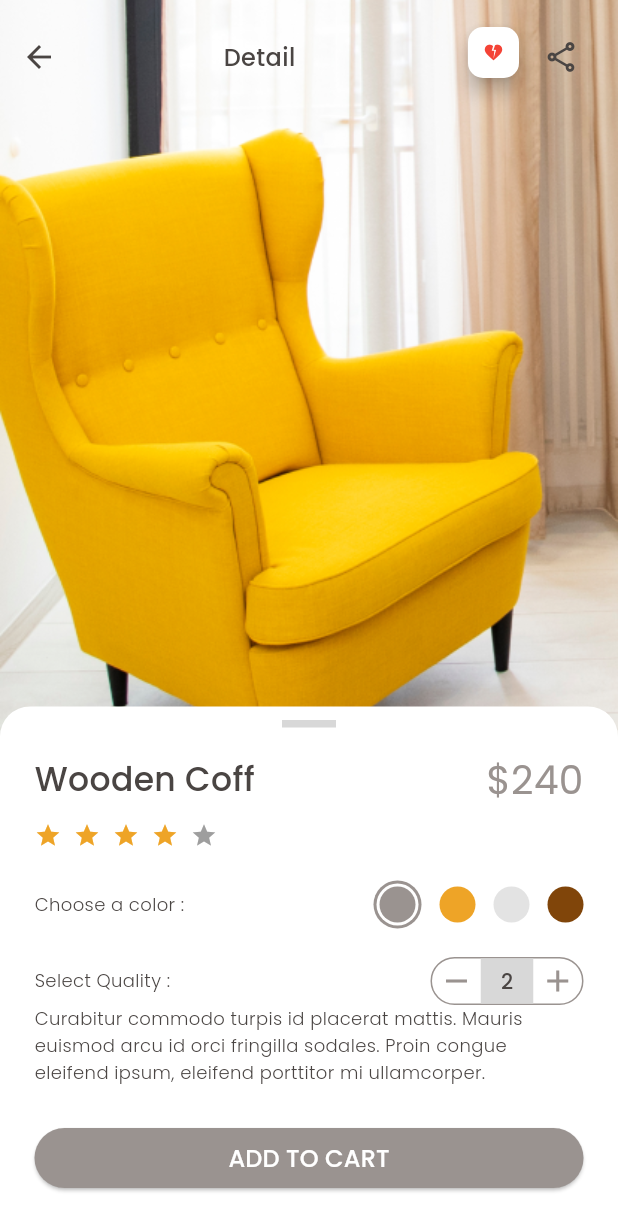
After one commit to andrisilaban/flutter_intensif_club_fugi, a Flutter app: the screen it shows after launch, after a tap on "Stylish Chair", on a phone screen of 412 x 824 dp. The commit adds this screen. Shown: the top 1231 px of the screen. Run offline on Flutter 3.47's test engine with Material 2 defaults, Android fonts, the light colour scheme and no system bars.

Commit message:
Add Product Detail Page

```diff
--- a/lib/constant/constants.dart
+++ b/lib/constant/constants.dart
@@ -68,6 +68,13 @@ TextStyle poppins12 = TextStyle(
   fontWeight: FontWeight.w500,
   color: tc,
 );
+TextStyle poppins12w300 = TextStyle(
+  height: 1.5,
+  fontSize: 12.0,
+  fontFamily: 'Poppins',
+  fontWeight: FontWeight.w300,
+  color: tc,
+);
 TextStyle poppins12Rate = TextStyle(
   height: 1.5,
   fontSize: 12.0,
@@ -96,6 +103,13 @@ TextStyle poppins16 = TextStyle(
   fontWeight: FontWeight.w500,
   color: tc,
 );
+TextStyle poppins16White = TextStyle(
+  height: 1.5,
+  fontSize: 16.0,
+  fontFamily: 'Poppins',
+  fontWeight: FontWeight.w500,
+  color: wc,
+);
 TextStyle poppins16w600 = TextStyle(
   height: 1.5,
   fontSize: 16.0,
@@ -121,7 +135,7 @@ TextStyle poppins20Price = TextStyle(
   height: 1.5,
   fontSize: 20.0,
   fontFamily: 'Poppins',
-  fontWeight: FontWeight.w500,
+  fontWeight: FontWeight.w400,
   color: tcp,
 );
 TextStyle poppins22 = TextStyle(
@@ -145,6 +159,13 @@ TextStyle poppins26 = TextStyle(
   fontWeight: FontWeight.w500,
   color: tc,
 );
+TextStyle poppins26w400 = TextStyle(
+  height: 1.5,
+  fontSize: 26.0,
+  fontFamily: 'Poppins',
+  fontWeight: FontWeight.w400,
+  color: tcp,
+);
 TextStyle poppins28 = TextStyle(
   height: 1.5,
   fontSize: 28.0,
--- a/lib/constant/light_theme.dart
+++ b/lib/constant/light_theme.dart
@@ -68,16 +68,8 @@ ThemeData lightTheme = ThemeData(
   elevatedButtonTheme: ElevatedButtonThemeData(
     style: ElevatedButton.styleFrom(
       shape: RoundedRectangleBorder(borderRadius: BorderRadius.circular(20)),
-      backgroundColor: accentColor,
+      backgroundColor: tcp,
     ),
-    // style: ButtonStyle(
-    //   padding: MaterialStateProperty.all<EdgeInsetsGeometry>(
-    //     const EdgeInsets.symmetric(horizontal: 20, vertical: 10),
-    //   ),
-    //   shape: MaterialStatePropertyAll(
-    //       RoundedRectangleBorder(borderRadius: BorderRadius.circular(10))),
-    //   backgroundColor: MaterialStatePropertyAll(accentColor),
-    // ),
   ),
   inputDecorationTheme: InputDecorationTheme(
     fillColor: cc,
--- a/lib/data/product_detail.dart
+++ b/lib/data/product_detail_data.dart
@@ -1,11 +1,11 @@
-class ProductDetail {
+class ProductDetailData {
   final String urlImage;
   final String name;
   final int price;
   final double ratting;
   final String desc;
 
-  ProductDetail(
+  ProductDetailData(
       {required this.urlImage,
       required this.name,
       required this.price,
@@ -13,8 +13,8 @@ class ProductDetail {
       required this.desc});
 }
 
-final List<ProductDetail> listProducDetail = [
-  ProductDetail(
+final List<ProductDetailData> listProducDetailData = [
+  ProductDetailData(
       urlImage: 'assets/images/chair.png',
       name: 'Stylish Chair',
       price: 170,
@@ -22,7 +22,7 @@ final List<ProductDetail> listProducDetail = [
       desc: 'Curabitur commodo turpis id placerat mattis. Mauris '
           'euismod arcu id orci fringilla sodales. Proin congue '
           'eleifend ipsum, eleifend porttitor mi ullamcorper.'),
-  ProductDetail(
+  ProductDetailData(
       urlImage: 'assets/images/chair2.png',
       name: 'Modern Table',
       price: 75,
@@ -30,7 +30,7 @@ final List<ProductDetail> listProducDetail = [
       desc: 'Curabitur commodo turpis id placerat mattis. Mauris '
           'euismod arcu id orci fringilla sodales. Proin congue '
           'eleifend ipsum, eleifend porttitor mi ullamcorper.'),
-  ProductDetail(
+  ProductDetailData(
       urlImage: 'assets/images/chair3.png',
       name: 'Wooden Console',
       price: 240,
@@ -38,7 +38,7 @@ final List<ProductDetail> listProducDetail = [
       desc: 'Curabitur commodo turpis id placerat mattis. Mauris '
           'euismod arcu id orci fringilla sodales. Proin congue '
           'eleifend ipsum, eleifend porttitor mi ullamcorper.'),
-  ProductDetail(
+  ProductDetailData(
       urlImage: 'assets/images/chair4.png',
       name: 'Brown Armchair',
       price: 210,
--- /dev/null
+++ b/lib/view/gesture.dart
@@ -0,0 +1,42 @@
+import 'package:flutter/material.dart';
+
+class Gesture extends StatefulWidget {
+  const Gesture({super.key});
+
+  @override
+  State<Gesture> createState() => _GestureState();
+}
+
+class _GestureState extends State<Gesture> {
+  @override
+  Widget build(BuildContext context) {
+    return Scaffold(
+      body: Padding(
+        padding: const EdgeInsets.all(10.0),
+        child: Column(children: [
+          Row(
+            children: [
+              Container(
+                decoration: BoxDecoration(
+                    color: Colors.grey,
+                    borderRadius: BorderRadius.circular(20)),
+                child: const Padding(
+                    padding: EdgeInsets.all(10.0), child: Text('ALL')),
+              ),
+              const Text('Living Room'),
+              const SizedBox(width: 5),
+              const Text('BedRoom'),
+              const SizedBox(width: 5),
+              const Text('Dining Room'),
+              const SizedBox(width: 5),
+              const Text('Kitcehh'),
+            ],
+          ),
+          GestureDetector(
+            child: const Text(''),
+          )
+        ]),
+      ),
+    );
+  }
+}
--- a/lib/view/home.dart
+++ b/lib/view/home.dart
@@ -2,7 +2,8 @@ import 'package:flutter/material.dart';
 import 'package:flutter_intensif_club_fugi/constant/constants.dart';
 import 'package:flutter_intensif_club_fugi/data/product_category.dart';
 
-import '../data/product_detail.dart';
+import '../data/product_detail_data.dart';
+import 'product_detail.dart';
 
 class Home extends StatefulWidget {
   const Home({super.key});
@@ -84,10 +85,16 @@ class _HomeState extends State<Home> with SingleTickerProviderStateMixin {
                 crossAxisSpacing: 16,
               ),
               shrinkWrap: true,
-              itemCount: listProducDetail.length,
+              itemCount: listProducDetailData.length,
               itemBuilder: (context, index) {
-                var item = listProducDetail[index];
-                return Card(
+                var item = listProducDetailData[index];
+                return InkWell(
+                  onTap: () {
+                    Navigator.of(context).push(MaterialPageRoute(
+                      builder: (context) => const ProductDetail(),
+                    ));
+                  },
+                  child: Card(
                     shape: RoundedRectangleBorder(
                         borderRadius: BorderRadius.circular(20)),
                     child: Container(
@@ -114,7 +121,8 @@ class _HomeState extends State<Home> with SingleTickerProviderStateMixin {
                                       const EdgeInsets.only(left: 10, top: 10),
                                   child: Card(
                                     shape: RoundedRectangleBorder(
-                                      borderRadius: BorderRadius.circular(10)),
+                                        borderRadius:
+                                            BorderRadius.circular(10)),
                                     child: const Padding(
                                         padding: EdgeInsets.all(10),
                                         child: Icon(
@@ -153,6 +161,7 @@ class _HomeState extends State<Home> with SingleTickerProviderStateMixin {
                             const SizedBox(width: 12),
                           ],
                         )),
+                  ),
                 );
               },
             ),
--- /dev/null
+++ b/lib/view/product_detail.dart
@@ -0,0 +1,193 @@
+import 'package:flutter/material.dart';
+
+import '../constant/constants.dart';
+
+class ProductDetail extends StatelessWidget {
+  const ProductDetail({super.key});
+
+  @override
+  Widget build(BuildContext context) {
+    double height = MediaQuery.of(context).size.height;
+    double width = MediaQuery.of(context).size.width;
+    return Scaffold(
+      body: Container(
+        height: height,
+        width: width,
+        decoration: const BoxDecoration(color: Colors.red),
+        child: Stack(children: [
+          Positioned(
+              left: 0,
+              top: 0,
+              right: 0,
+              child: Image.asset(
+                'assets/images/product_detail.png',
+                width: width,
+                fit: BoxFit.cover,
+              )),
+          Positioned(
+            left: 0,
+            top: 0,
+            right: 0,
+            child: Padding(
+              padding: const EdgeInsets.all(14.0),
+              child: Row(children: [
+                Icon(Icons.arrow_back, color: ic),
+                const Spacer(),
+                InkWell(
+                    onTap: () {
+                      Navigator.of(context).pop();
+                    },
+                    child: Text('Detail', style: poppins16)),
+                const Spacer(),
+                Row(crossAxisAlignment: CrossAxisAlignment.start, children: [
+                  Card(
+                    shape: RoundedRectangleBorder(
+                        borderRadius: BorderRadius.circular(10)),
+                    child: const Padding(
+                        padding: EdgeInsets.all(10),
+                        child: Icon(Icons.heart_broken_sharp,
+                            size: 14, color: Colors.red)),
+                  ),
+                  IconButton(
+                      onPressed: () {},
+                      icon: Icon(Icons.share_outlined, color: ic)),
+                ]),
+              ]),
+            ),
+          ),
+          Positioned(
+            left: 0,
+            right: 0,
+            bottom: 0,
+            child: Container(
+              decoration: BoxDecoration(
+                  color: wc,
+                  borderRadius:
+                      const BorderRadius.vertical(top: Radius.circular(20))),
+              child: Column(children: [
+                const SizedBox(height: 9),
+                Center(
+                  child: Container(
+                      color: const Color(0xFFD8D8D8), width: 36, height: 5),
+                ),
+                const SizedBox(height: 15),
+                Padding(
+                  padding: const EdgeInsets.symmetric(horizontal: 23),
+                  child: Column(
+                    children: [
+                      Row(
+                        children: [
+                          Text('Wooden Coff', style: poppins22),
+                          const Spacer(),
+                          Text('\$240', style: poppins26w400),
+                        ],
+                      ),
+                      const SizedBox(height: 9),
+                      Row(
+                        children: [
+                          Icon(Icons.star, color: icc, size: 18),
+                          const SizedBox(width: 8),
+                          Icon(Icons.star, color: icc, size: 18),
+                          const SizedBox(width: 8),
+                          Icon(Icons.star, color: icc, size: 18),
+                          const SizedBox(width: 8),
+                          Icon(Icons.star, color: icc, size: 18),
+                          const SizedBox(width: 8),
+                          const Icon(Icons.star, color: Colors.grey, size: 18),
+                        ],
+                      ),
+                      const SizedBox(height: 21),
+                      Row(
+                        mainAxisAlignment: MainAxisAlignment.start,
+                        children: [
+                          Text('Choose a color :', style: poppins12w300),
+                          const Spacer(),
+                          CircleAvatar(
+                            radius: 16,
+                            backgroundColor: tcp,
+                            child: CircleAvatar(
+                              backgroundColor: Colors.white,
+                              radius: 14,
+                              child: CircleAvatar(
+                                backgroundColor: tcp,
+                                radius: 12,
+                              ),
+                            ),
+                          ),
+                          const SizedBox(width: 12),
+                          const CircleAvatar(
+                            backgroundColor: Color(0xFFEEA427),
+                            radius: 12,
+                          ),
+                          const SizedBox(width: 12),
+                          const CircleAvatar(
+                            backgroundColor: Color(0xFFE3E3E3),
+                            radius: 12,
+                          ),
+                          const SizedBox(width: 12),
+                          const CircleAvatar(
+                            backgroundColor: Color(0xFF80450A),
+                            radius: 12,
+                          ),
+                        ],
+                      ),
+                      const SizedBox(height: 19),
+                      Row(
+                        mainAxisAlignment: MainAxisAlignment.start,
+                        children: [
+                          Text('Select Quality :', style: poppins12w300),
+                          const Spacer(),
+                          Container(
+                            width: 102,
+                            height: 32,
+                            decoration: BoxDecoration(
+                              color: wc,
+                              borderRadius: BorderRadius.circular(20),
+                              border: Border.all(color: tcp),
+                            ),
+                            child: Row(
+                                mainAxisAlignment:
+                                    MainAxisAlignment.spaceEvenly,
+                                children: [
+                                  Icon(
+                                    Icons.remove,
+                                    color: tcp,
+                                  ),
+                                  Container(
+                                    width: 35,
+                                    color: const Color(0xFFD8D8D8),
+                                    child: const Center(child: Text('2')),
+                                  ),
+                                  Icon(Icons.add, color: tcp),
+                                ]),
+                          ),
+                        ],
+                      ),
+                      Text(
+                          'Curabitur commodo turpis id placerat mattis. Mauris '
+                          'euismod arcu id orci fringilla sodales. Proin congue '
+                          'eleifend ipsum, eleifend porttitor mi ullamcorper.',
+                          style: poppins12w300),
+                      const SizedBox(height: 28),
+                      SizedBox(
+                        height: 40,
+                        width: double.infinity,
+                        child: ElevatedButton(
+                            onPressed: () {},
+                            child: Text(
+                              'ADD TO CART',
+                              style: poppins16White,
+                            )),
+                      ),
+                      const SizedBox(height: 32),
+                    ],
+                  ),
+                ),
+              ]),
+            ),
+          ),
+        ]),
+      ),
+    );
+  }
+}
```
Also changed, not shown: assets/images/chair_detail.png (deleted), assets/images/product_detail.png (added). Lines whose indentation alone changed are shown as unchanged.
